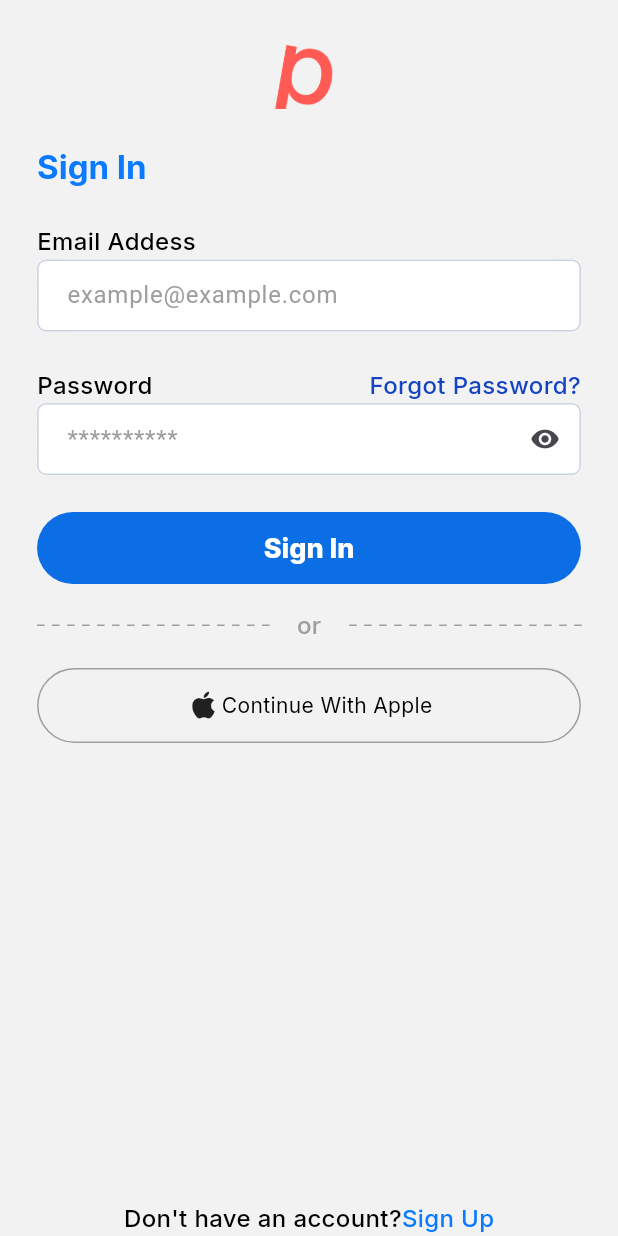
After one commit to BayajitIslam/pylot, a Flutter app: the SignInPage screen opened directly, on a phone screen of 412 x 824 dp. The commit adds this screen. Run offline on Flutter 3.47's test engine with Material 3 defaults, Android fonts, the phone set to English and light mode, and no system bars; our stand-ins replace google_fonts.

Commit message:
feat: login screen design

```diff
--- a/lib/core/constant/app_images.dart
+++ b/lib/core/constant/app_images.dart
@@ -1,8 +1,14 @@
 class AppImages {
-  //Onboarding Image - SVG
+  //Genaral
+  static const String appIcon = "assets/images/genaral/app_logo.png";
+
+  //Onboarding Image
   static const String onboardingBg =
       "assets/images/onboarding/onboarding_bg.png";
-  static const String sliderOne = "assets/images/onboarding/slider_one_illustration.png";
-  static const String sliderTwo = "assets/images/onboarding/slider_two_illustration.png";
-  static const String sliderThree = "assets/images/onboarding/slider_three_illustration.png";
+  static const String sliderOne =
+      "assets/images/onboarding/slider_one_illustration.png";
+  static const String sliderTwo =
+      "assets/images/onboarding/slider_two_illustration.png";
+  static const String sliderThree =
+      "assets/images/onboarding/slider_three_illustration.png";
 }
--- a/lib/core/constant/app_strings.dart
+++ b/lib/core/constant/app_strings.dart
@@ -9,4 +9,16 @@ class AppStrings {
   static const String gentleReminders = "Gentle Reminders";
   static const String ready = "Ready";
   static const String startExploring = "Start Exploring!";
+
+  //Authentication
+  static const String signIn = "Sign In";
+  static const String signUp = "Sign Up";
+  static const String signInWithGoogle = "Continue With Google";
+  static const String signInWithApple = "Continue With Apple";
+  static const String or = "or";
+  static const String emailaddress = "Email Addess";
+  static const String password = "Password";
+  static const String forgotPassword = "Forgot Password?";
+  static const String dontHaveAnAccount = "Don't have an account?";
+  static const String exampleEmail = "example@example.com";
 }
--- a/lib/core/theme/app_pallete.dart
+++ b/lib/core/theme/app_pallete.dart
@@ -5,7 +5,7 @@ class AppPallete {
   static const Color blackColor = Color(0xFF000000);
   static const Color primaryColor = Color(0xFF0A7AFF);
   static const Color primaryHardColor = Color(0xFF1443C3);
-  static const Color blackGradient4 = Color(0xFF1F1F22);
+  static const Color textfieldBorder = Color(0xFFCBD2E0);
   static const Color gradient1 = Color(0xFFA691E6);
   static const Color gradient2 = Color(0xFF69E9E9);
   static const Color borderColor = Color(0xF5F7FA3D);
--- a/lib/core/theme/app_theme.dart
+++ b/lib/core/theme/app_theme.dart
@@ -3,19 +3,34 @@ import 'package:google_fonts/google_fonts.dart';
 import 'package:pylot/core/theme/app_pallete.dart';
 
 class AppTheme {
+  //border
+  static OutlineInputBorder _border([
+    Color borderColor = AppPallete.textfieldBorder,
+  ]) => OutlineInputBorder(
+    borderRadius: BorderRadius.circular(6),
+    borderSide: BorderSide(color: borderColor),
+  );
+
   static final ThemeData lightTheme = ThemeData.light().copyWith(
-    scaffoldBackgroundColor: AppPallete.transparentColor,
+    scaffoldBackgroundColor: AppPallete.backgroundColor,
 
-    //Text
+    //Text Field Theme
+    inputDecorationTheme: InputDecorationTheme(
+      contentPadding: EdgeInsets.symmetric(horizontal: 16),
+      enabledBorder: _border(),
+      focusedBorder: _border(AppPallete.primaryColor),
+      errorBorder: _border(AppPallete.errorColor),
+    ),
+
     //Text
     textTheme: TextTheme(
       bodySmall: GoogleFonts.inter(
-        color: AppPallete.greyColor,
+        color: AppPallete.blackColor,
         fontSize: 14,
         fontWeight: FontWeight.w400,
       ),
       bodyMedium: GoogleFonts.inter(
-        color: AppPallete.greyColor,
+        color: AppPallete.blackColor,
         fontSize: 16,
         fontWeight: FontWeight.w500,
       ),
@@ -29,6 +44,7 @@ class AppTheme {
         fontSize: 28,
         fontWeight: FontWeight.w700,
       ),
+
     ),
   );
 }
--- /dev/null
+++ b/lib/core/widgets/app_loader.dart
@@ -0,0 +1,10 @@
+import 'package:flutter/material.dart';
+
+class AppLoader extends StatelessWidget {
+  const AppLoader({super.key});
+
+  @override
+  Widget build(BuildContext context) {
+    return CircularProgressIndicator.adaptive();
+  }
+}
--- /dev/null
+++ b/lib/core/widgets/primary_button.dart
@@ -0,0 +1,47 @@
+import 'package:flutter/material.dart';
+import 'package:pylot/core/theme/app_pallete.dart';
+import 'package:pylot/core/widgets/app_loader.dart';
+
+class PrimaryButton extends StatelessWidget {
+  final String buttonName;
+  final bool isLoading;
+  final void Function()? onPress;
+  const PrimaryButton({
+    super.key,
+    required this.buttonName,
+    this.isLoading = false,
+    this.onPress,
+  });
+
+  @override
+  Widget build(BuildContext context) {
+    return Container(
+      width: double.infinity,
+      height: 48,
+      decoration: BoxDecoration(
+        color: AppPallete.primaryColor,
+        borderRadius: BorderRadius.circular(30),
+      ),
+      child: ElevatedButton(
+        onPressed: onPress,
+        style: ElevatedButton.styleFrom(
+          backgroundColor: AppPallete.primaryColor,
+          shape: RoundedRectangleBorder(
+            borderRadius: BorderRadius.circular(30),
+          ),
+        ),
+
+        child: isLoading
+            ? AppLoader()
+            : Text(
+                buttonName,
+                style: Theme.of(context).textTheme.titleLarge!.copyWith(
+                  fontSize: 18,
+                  fontWeight: FontWeight.w800,
+                  color: AppPallete.whiteColor,
+                ),
+              ),
+      ),
+    );
+  }
+}
--- /dev/null
+++ b/lib/features/authentication/presentation/pages/sign_in_page.dart
@@ -0,0 +1,135 @@
+import 'package:flutter/material.dart';
+import 'package:pylot/core/constant/app_images.dart';
+import 'package:pylot/core/constant/app_strings.dart';
+import 'package:pylot/core/theme/app_pallete.dart';
+import 'package:pylot/core/utils/screen_size.dart';
+import 'package:pylot/core/widgets/primary_button.dart';
+import 'package:pylot/features/authentication/presentation/widgets/auth_field.dart';
+import 'package:pylot/features/authentication/presentation/widgets/dotted_line_painter.dart';
+import 'package:pylot/features/authentication/presentation/widgets/social_button.dart';
+
+class SignInPage extends StatelessWidget {
+  //route
+  static MaterialPageRoute<dynamic> route() =>
+      MaterialPageRoute(builder: (context) => SignInPage());
+
+  //constructor
+  SignInPage({super.key});
+
+  //controller
+  final TextEditingController _emailcontroller = TextEditingController();
+  final TextEditingController _passwordcontroller = TextEditingController();
+
+  @override
+  Widget build(BuildContext context) {
+    return Scaffold(
+      body: SafeArea(
+        child: Padding(
+          padding: EdgeInsets.symmetric(horizontal: context.spacing24),
+          child: Column(
+            children: [
+              //App logo
+              SizedBox(height: context.spacing16),
+              Align(
+                alignment: AlignmentGeometry.center,
+                child: SizedBox(
+                  height: 56,
+                  width: 54,
+                  child: Image.asset(AppImages.appIcon),
+                ),
+              ),
+
+              //Sign in Text
+              SizedBox(height: context.spacing24),
+              Align(
+                alignment: AlignmentGeometry.centerLeft,
+                child: Text(
+                  AppStrings.signIn,
+                  style: Theme.of(context).textTheme.titleLarge!.copyWith(
+                    fontSize: 22,
+                    fontWeight: FontWeight.bold,
+                    color: AppPallete.primaryColor,
+                  ),
+                ),
+              ),
+
+              //Email TextField
+              SizedBox(height: context.spacing24),
+              AuthField(
+                controller: _emailcontroller,
+                lebel: AppStrings.emailaddress,
+                hintText: AppStrings.exampleEmail,
+              ),
+
+              //Password TextField
+              SizedBox(height: context.spacing24),
+              AuthField(
+                controller: _passwordcontroller,
+                lebel: AppStrings.password,
+                isForgotPassword: true,
+                isObscure: true,
+                isPassword: true,
+                hintText: '**********',
+              ),
+
+              //Error
+
+              //Sign In Button
+              SizedBox(height: context.spacing24),
+              PrimaryButton(buttonName: AppStrings.signIn),
+
+              // --------- or ---------
+              SizedBox(height: context.spacing16),
+              Row(
+                mainAxisAlignment: MainAxisAlignment.spaceBetween,
+                children: [
+                  //line
+                  CustomPaint(
+                    size: Size(context.cardWidth * 1.5, 1),
+                    painter: DottedLinePainter(),
+                  ),
+                  //or
+                  Text(
+                    AppStrings.or,
+                    style: Theme.of(context).textTheme.bodyMedium!.copyWith(
+                      color: AppPallete.greyColor,
+                    ),
+                  ),
+                  //line
+                  CustomPaint(
+                    size: Size(context.cardWidth * 1.5, 1),
+                    painter: DottedLinePainter(),
+                  ),
+                ],
+              ),
+
+              // Continue with Apple
+              SizedBox(height: context.spacing16),
+              SocialButton(buttonName: AppStrings.signInWithApple),
+
+              //Don't have an account
+              Spacer(),
+              Row(
+                mainAxisAlignment: MainAxisAlignment.center,
+                children: [
+                  Text(
+                    AppStrings.dontHaveAnAccount,
+                    style: Theme.of(context).textTheme.bodyMedium!.copyWith(
+                      color: AppPallete.blackColor,
+                    ),
+                  ),
+                  Text(
+                    AppStrings.signUp,
+                    style: Theme.of(context).textTheme.bodyMedium!.copyWith(
+                      color: AppPallete.primaryColor,
+                    ),
+                  ),
+                ],
+              ),
+            ],
+          ),
+        ),
+      ),
+    );
+  }
+}
--- /dev/null
+++ b/lib/features/authentication/presentation/widgets/auth_field.dart
@@ -0,0 +1,100 @@
+import 'package:flutter/material.dart';
+import 'package:pylot/core/constant/app_strings.dart';
+import 'package:pylot/core/theme/app_pallete.dart';
+
+class AuthField extends StatefulWidget {
+  final TextEditingController? controller;
+  final String lebel;
+  final String hintText;
+  final bool isPassword;
+  final bool isObscure;
+  final bool isForgotPassword;
+  // final IconData prefixIcon;
+  const AuthField({
+    super.key,
+    required this.lebel,
+    required this.controller,
+    required this.hintText,
+    this.isPassword = false,
+    // required this.prefixIcon,
+    this.isObscure = false,
+    this.isForgotPassword = false,
+  });
+
+  @override
+  State<AuthField> createState() => _AuthFieldState();
+}
+
+class _AuthFieldState extends State<AuthField> {
+  late bool isObscure;
+
+  @override
+  void initState() {
+    super.initState();
+    isObscure = widget.isObscure;
+  }
+
+  @override
+  Widget build(BuildContext context) {
+    return Column(
+      children: [
+        //Label
+        Row(
+          mainAxisAlignment: MainAxisAlignment.spaceBetween,
+          children: [
+            Text(widget.lebel, style: Theme.of(context).textTheme.bodyMedium),
+
+            //only sign in screen
+            widget.isForgotPassword
+                ? Text(
+                    AppStrings.forgotPassword,
+                    style: Theme.of(context).textTheme.bodyMedium!.copyWith(
+                      color: AppPallete.primaryHardColor,
+                    ),
+                  )
+                : SizedBox.shrink(),
+          ],
+        ),
+
+        //Field
+        Container(
+          decoration: BoxDecoration(
+            color: AppPallete.whiteColor,
+            boxShadow: [
+              BoxShadow(
+                blurStyle: BlurStyle.inner,
+                color: AppPallete.dropShadowColor,
+                blurRadius: 24,
+                spreadRadius: 1,
+              ),
+            ],
+            borderRadius: BorderRadius.circular(6),
+          ),
+          child: TextFormField(
+            controller: widget.controller,
+            style: TextStyle(color: AppPallete.blackColor),
+            decoration: InputDecoration(
+              hintText: widget.hintText,
+              hintStyle: TextStyle(color: AppPallete.greyColor),
+
+              // prefixIcon: Icon(widget.prefixIcon, size: 20),
+              suffixIcon: widget.isPassword
+                  ? IconButton(
+                      onPressed: () {
+                        setState(() {
+                          isObscure = !isObscure;
+                        });
+                      },
+                      icon: isObscure
+                          ? Icon(Icons.visibility, size: 20)
+                          : Icon(Icons.visibility_off, size: 20),
+                    )
+                  : null,
+            ),
+            obscureText: isObscure,
+          ),
+        ),
+      ],
+    );
+  }
+}
--- /dev/null
+++ b/lib/features/authentication/presentation/widgets/dotted_line_painter.dart
@@ -0,0 +1,23 @@
+import 'package:flutter/material.dart';
+import 'package:pylot/core/theme/app_pallete.dart';
+
+class DottedLinePainter extends CustomPainter {
+  @override
+  void paint(Canvas canvas, Size size) {
+    final paint = Paint()
+      ..color = AppPallete.greyColor
+      ..strokeWidth = 1;
+
+    const dashWidth = 5.0;
+    const dashSpace = 5.0;
+    double startX = 0;
+
+    while (startX < size.width) {
+      canvas.drawLine(Offset(startX, 0), Offset(startX + dashWidth, 0), paint);
+      startX += dashWidth + dashSpace;
+    }
+  }
+
+  @override
+  bool shouldRepaint(CustomPainter oldDelegate) => false;
+}
--- /dev/null
+++ b/lib/features/authentication/presentation/widgets/social_button.dart
@@ -0,0 +1,43 @@
+import 'package:flutter/material.dart';
+import 'package:pylot/core/theme/app_pallete.dart';
+import 'package:pylot/core/utils/screen_size.dart';
+
+class SocialButton extends StatelessWidget {
+  final String buttonName;
+  final void Function()? ontap;
+  const SocialButton({super.key, required this.buttonName, this.ontap});
+
+  @override
+  Widget build(BuildContext context) {
+    return GestureDetector(
+      onTap: ontap,
+      child: Container(
+        width: double.infinity,
+        height: 50,
+        decoration: BoxDecoration(
+          color: AppPallete.transparentColor,
+          borderRadius: BorderRadius.circular(30),
+          border: Border.all(color: AppPallete.greyColor),
+        ),
+        child: Row(
+          mainAxisAlignment: MainAxisAlignment.center,
+          children: [
+            //Icon
+            Icon(Icons.apple),
+
+            //Text
+            SizedBox(height: context.spacing12),
+            Text(
+              buttonName,
+              style: Theme.of(context).textTheme.bodyMedium!.copyWith(
+                fontSize: 14,
+                fontWeight: FontWeight.w400,
+                color: AppPallete.blackColor,
+              ),
+            ),
+          ],
+        ),
+      ),
+    );
+  }
+}
--- a/lib/features/onboarding/presentation/pages/onboarding_page.dart
+++ b/lib/features/onboarding/presentation/pages/onboarding_page.dart
@@ -3,6 +3,7 @@ import 'package:pylot/core/constant/app_images.dart';
 import 'package:pylot/core/constant/app_strings.dart';
 import 'package:pylot/core/theme/app_pallete.dart';
 import 'package:pylot/core/utils/screen_size.dart';
+import 'package:pylot/features/authentication/presentation/pages/sign_In_page.dart';
 import 'package:pylot/features/onboarding/presentation/widgets/progress_button.dart';
 import 'package:pylot/features/onboarding/presentation/widgets/slide_five.dart';
 import 'package:pylot/features/onboarding/presentation/widgets/slide_for.dart';
@@ -49,9 +50,8 @@ class _OnboardingPageState extends State<OnboardingPage> {
         curve: Curves.easeInOut,
       );
     } else {
-      debugPrint('Navigate to Home');
-      // Navigate to Home
-      // Navigator.pushReplacementNamed(context, '/home');
+      // Navigate to Signin
+      Navigator.push(context, SignInPage.route());
     }
   }
 
--- a/pubspec.yaml
+++ b/pubspec.yaml
@@ -62,7 +62,7 @@ flutter:
   # To add assets to your application, add an assets section, like this:
   assets:
     - assets/images/onboarding/
-  #   - images/a_dot_ham.jpeg
+    - assets/images/genaral/
 
   # An image asset can refer to one or more resolution-specific "variants", see
   # https://flutter.dev/to/resolution-aware-images
```
Also changed, not shown: assets/images/genaral/app_logo.png (added).
